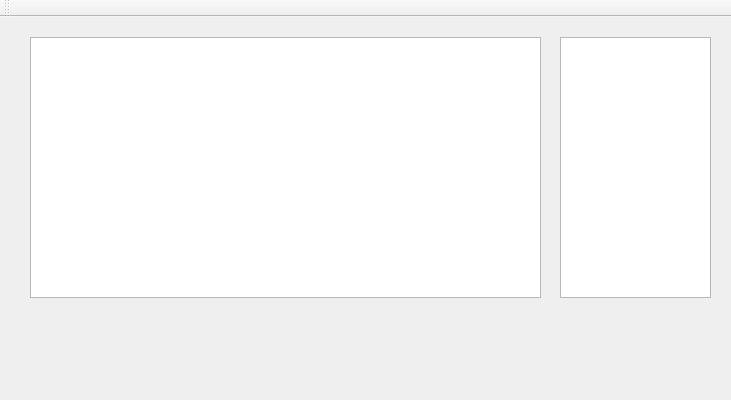
Old version of the form Server/server.ui in the repository a-mkrv/Chat.
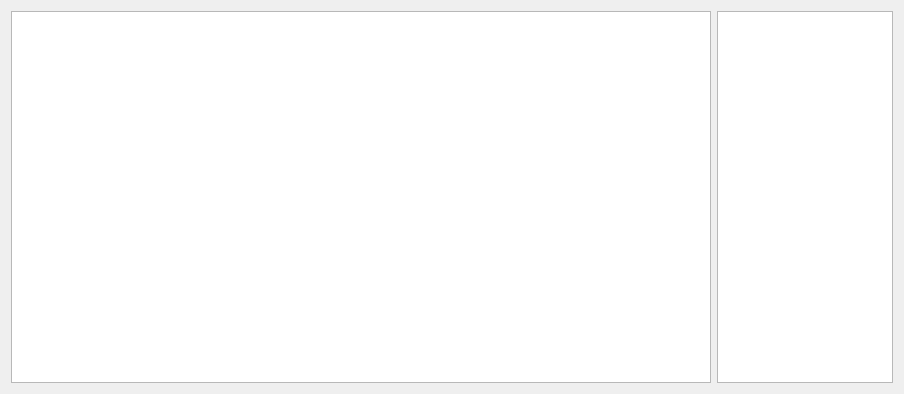
New version of the form.

Commit message: Update chat-box(files).

The edit to the form file:
```diff
--- a/Server/server.ui
+++ b/Server/server.ui
@@ -6,52 +6,39 @@
    <rect>
     <x>0</x>
     <y>0</y>
-    <width>731</width>
-    <height>400</height>
+    <width>904</width>
+    <height>394</height>
    </rect>
   </property>
   <property name="windowTitle">
    <string>Server</string>
   </property>
   <widget class="QWidget" name="centralWidget">
-   <widget class="QListWidget" name="chatDialog">
-    <property name="geometry">
-     <rect>
-      <x>30</x>
-      <y>20</y>
-      <width>511</width>
-      <height>261</height>
-     </rect>
-    </property>
-   </widget>
-   <widget class="QListWidget" name="userList">
-    <property name="geometry">
-     <rect>
-      <x>560</x>
-      <y>20</y>
-      <width>151</width>
-      <height>261</height>
-     </rect>
-    </property>
-   </widget>
-  </widget>
-  <widget class="QMenuBar" name="menuBar">
-   <property name="geometry">
-    <rect>
-     <x>0</x>
-     <y>0</y>
-     <width>731</width>
-     <height>26</height>
-    </rect>
-   </property>
-  </widget>
-  <widget class="QToolBar" name="mainToolBar">
-   <attribute name="toolBarArea">
-    <enum>TopToolBarArea</enum>
-   </attribute>
-   <attribute name="toolBarBreak">
-    <bool>false</bool>
-   </attribute>
+   <layout class="QHBoxLayout" name="horizontalLayout_2">
+    <item>
+     <layout class="QHBoxLayout" name="horizontalLayout">
+      <item>
+       <widget class="QListWidget" name="chatDialog">
+        <property name="sizePolicy">
+         <sizepolicy hsizetype="MinimumExpanding" vsizetype="Expanding">
+          <horstretch>0</horstretch>
+          <verstretch>0</verstretch>
+         </sizepolicy>
+        </property>
+        <property name="minimumSize">
+         <size>
+          <width>700</width>
+          <height>0</height>
+         </size>
+        </property>
+       </widget>
+      </item>
+      <item>
+       <widget class="QListWidget" name="userList"/>
+      </item>
+     </layout>
+    </item>
+   </layout>
   </widget>
  </widget>
  <layoutdefault spacing="6" margin="11"/>
```
The commit also changes 6 other files.
